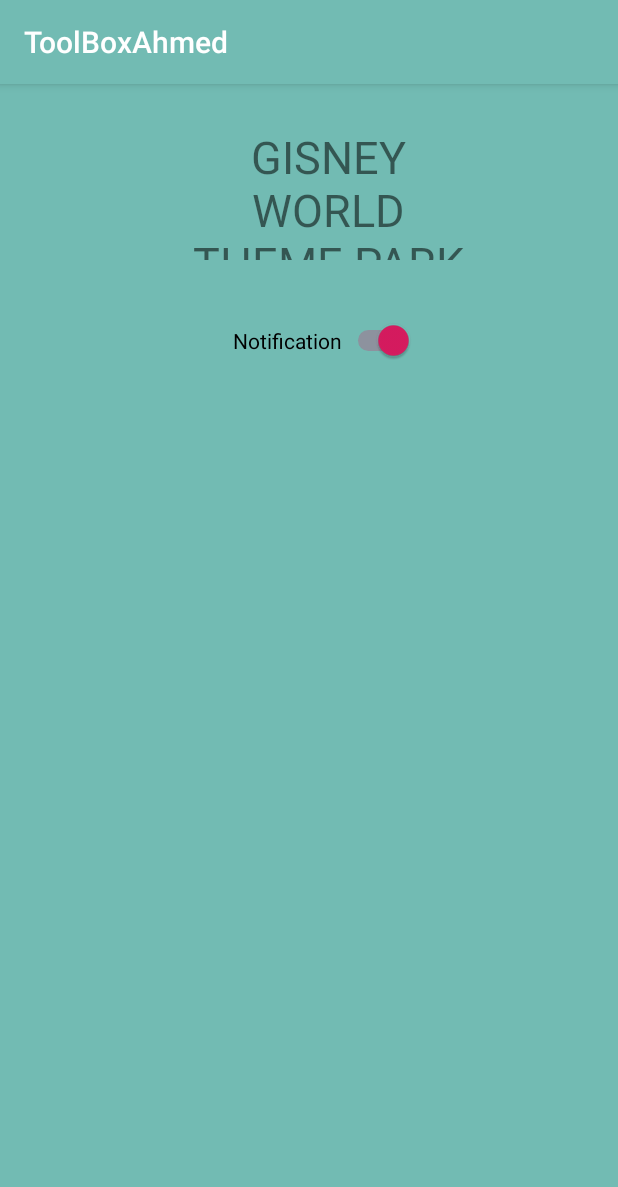
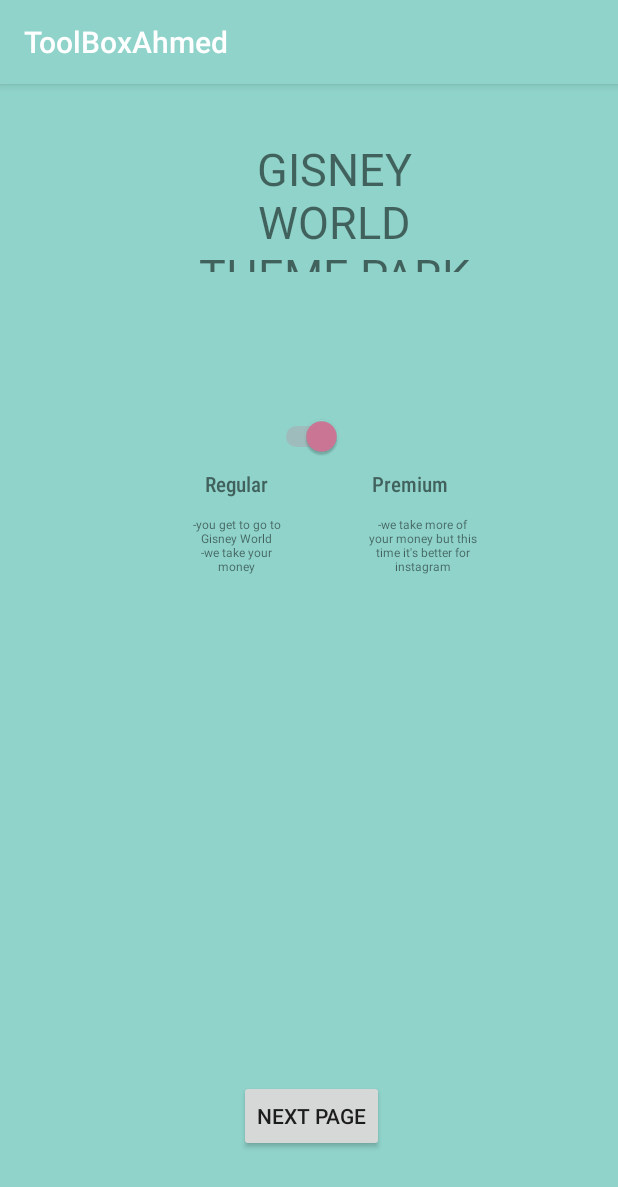
Before and after one commit to aaridaa/ToolBoxAhmed, an Android app: the screen it shows after launch (MainActivity), on a phone screen of 412 x 824 dp. Shown: the top 1187 px of the screen. Run offline under Robolectric (Android 15) with nearby library versions, the phone set to English and light mode, and no system bars; Roboto replaces fonts that are not available here.

Commit message:
title and basic switch

```diff
--- a/ToolBoxAhmed/app/src/main/res/layout/activity_main.xml
+++ b/ToolBoxAhmed/app/src/main/res/layout/activity_main.xml
@@ -11,8 +11,8 @@
         android:id="@+id/textView"
         android:layout_width="210dp"
         android:layout_height="89dp"
-        android:layout_marginTop="28dp"
-        android:layout_marginEnd="88dp"
+        android:layout_marginTop="36dp"
+        android:layout_marginEnd="84dp"
 
         android:fontFamily="@font/chewy"
         android:gravity="center_horizontal"
@@ -26,13 +26,69 @@
 
     <Switch
         android:id="@+id/simpleSwitch"
-        android:layout_width="wrap_content"
-        android:layout_height="wrap_content"
-        android:layout_marginTop="40dp"
-        android:layout_marginEnd="136dp"
+        android:layout_width="37dp"
+        android:layout_height="21dp"
+        android:layout_marginTop="96dp"
+        android:layout_marginEnd="184dp"
+
         android:checked="true"
-        android:text="Notification"
         app:layout_constraintEnd_toEndOf="parent"
         app:layout_constraintTop_toBottomOf="@+id/textView" />
 
+    <TextView
+        android:id="@+id/textView2"
+        android:layout_width="wrap_content"
+        android:layout_height="wrap_content"
+        android:layout_marginEnd="12dp"
+        android:layout_marginBottom="492dp"
+        android:fontFamily="sans-serif-condensed-medium"
+        android:text="Regular"
+        app:layout_constraintBottom_toBottomOf="parent"
+        app:layout_constraintEnd_toStartOf="@+id/simpleSwitch" />
+
+    <TextView
+        android:id="@+id/textView3"
+        android:layout_width="wrap_content"
+        android:layout_height="wrap_content"
+        android:layout_marginStart="20dp"
+        android:layout_marginBottom="492dp"
+        android:fontFamily="sans-serif-condensed-medium"
+        android:text="Premium"
+        app:layout_constraintBottom_toBottomOf="parent"
+        app:layout_constraintStart_toEndOf="@+id/simpleSwitch" />
+
+    <TextView
+        android:id="@+id/textView4"
+        android:layout_width="59dp"
+        android:layout_height="43dp"
+        android:layout_marginStart="128dp"
+        android:layout_marginTop="12dp"
+        android:gravity="center_horizontal"
+        android:text="-you get to go to Gisney World\n-we take your money"
+        android:textSize="8dp"
+        app:layout_constraintStart_toStartOf="parent"
+        app:layout_constraintTop_toBottomOf="@+id/textView2" />
+
+    <TextView
+        android:id="@+id/textView5"
+        android:layout_width="77dp"
+        android:layout_height="48dp"
+        android:layout_marginTop="12dp"
+        android:layout_marginEnd="92dp"
+        android:gravity="center_horizontal"
+        android:text="-we take more of your money but this time it's better for instagram"
+        android:textSize="8dp"
+        app:layout_constraintEnd_toEndOf="parent"
+        app:layout_constraintTop_toBottomOf="@+id/textView3" />
+
+    <Button
+        android:id="@+id/button"
+        android:layout_width="wrap_content"
+        android:layout_height="wrap_content"
+        android:layout_marginEnd="156dp"
+        android:layout_marginBottom="56dp"
+        android:text="Next Page"
+        app:layout_constraintBottom_toBottomOf="parent"
+        app:layout_constraintEnd_toEndOf="parent" />
+
 </androidx.constraintlayout.widget.ConstraintLayout>
--- a/ToolBoxAhmed/app/src/main/res/values/colors.xml
+++ b/ToolBoxAhmed/app/src/main/res/values/colors.xml
@@ -1,6 +1,7 @@
 <?xml version="1.0" encoding="utf-8"?>
 <resources>
-    <color name="colorPrimary">#72BBB3</color>
+    <color name="colorPrimary">#8FD3CA</color>
     <color name="colorPrimaryDark">#00574B</color>
-    <color name="colorAccent">#D81B60</color>
+    <color name="colorAccent">#CE7797</color>
+    <color name="colorFeature">#612F41</color>
 </resources>
--- a/ToolBoxAhmed/app/src/main/res/values/styles.xml
+++ b/ToolBoxAhmed/app/src/main/res/values/styles.xml
@@ -8,4 +8,5 @@
         <item name="colorAccent">@color/colorAccent</item>
     </style>
 
+
 </resources>
```
